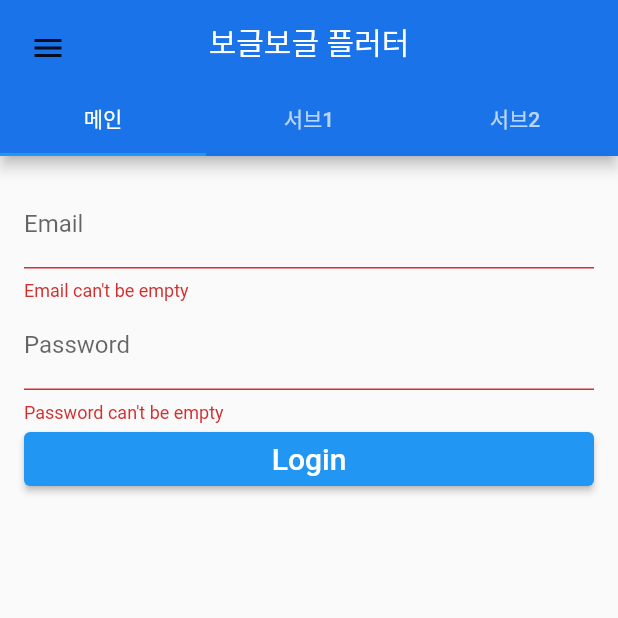
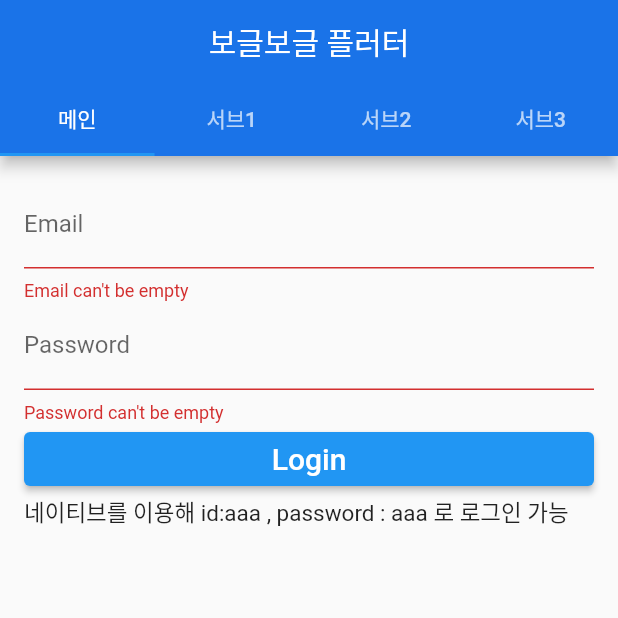
Before and after one commit to shicmts/flutter_sample_app, a Flutter app: the screen it shows after launch, after a tap on "Login", on a phone screen of 412 x 824 dp, the top half of it. Run offline on Flutter 3.47's test engine with Material 2 defaults, Android fonts, the light colour scheme and no system bars; our stand-ins replace google_fonts, webview_flutter; missing offline and left inert: candlesticks; network calls fail.

Commit message:
#9 메뉴 구조 변경
+ Drawer 삭제
+ 탭4추가
+ 로그인 조건 추가
+ 웹뷰 -> 비트코인 차트
+ manifest internet 추가

```diff
--- a/flutter_sample_app/lib/main.dart
+++ b/flutter_sample_app/lib/main.dart
@@ -1,23 +1,8 @@
-import 'dart:io';
-
-import 'package:flutter/foundation.dart';
 import 'package:flutter/material.dart';
-import 'package:flutter/services.dart';
-
 import 'view/root_page.dart';
 
-Future<void> main() async {
-  // 비동기 메서드를 위한 처리
-  // runApp 메소드의 시작 지점에서 Flutter 엔진과 위젯의 바인딩이 미리 완료되어 있게함
-  // WidgetsFlutterBinding.ensureInitialized();
-  // // 오리엔테이션 고정된 후 runApp
-  // await SystemChrome.setPreferredOrientations(<DeviceOrientation>[
-  //   DeviceOrientation.portraitUp,
-  //   DeviceOrientation.portraitDown
-  // ]).then((_) => runApp(const MyApp()));
-
+void main() {
   runApp(const MyApp());
-
 }
 
 class MyApp extends StatelessWidget {
@@ -26,29 +11,12 @@ class MyApp extends StatelessWidget {
   // This widget is the root of your application.
   @override
   Widget build(BuildContext context) {
-
-    SystemChrome.setSystemUIOverlayStyle(SystemUiOverlayStyle(
-      statusBarColor: Colors.transparent,
-      statusBarIconBrightness: Brightness.dark,
-      statusBarBrightness:
-        Platform.isAndroid && !kIsWeb ? Brightness.dark : Brightness.light,
-      systemNavigationBarColor: Colors.white,
-      systemNavigationBarDividerColor: Colors.grey,
-      systemNavigationBarIconBrightness: Brightness.dark,
-    ));
-
     return MaterialApp(
-      title: '보글보글 플러터',
-      debugShowCheckedModeBanner: false,
+      title: 'Flutter Demo',
       theme: ThemeData(
         primarySwatch: Colors.blue,
       ),
-      home: const Scaffold(
-          body: SafeArea(
-            bottom: false,
-            child: RootPage()
-          )
-      ),
+      home: RootPage(i: 1),
     );
   }
 }
--- a/flutter_sample_app/lib/view/page/drawer/drawer_list.dart
+++ /dev/null
@@ -1,19 +0,0 @@
-import 'package:flutter/cupertino.dart';
-
-enum DrawerIndex { home, player, chart, project }
-
-class DrawerList {
-  DrawerList({
-    required this.index,
-    this.icon,
-    this.isAssetsImage = false,
-    this.labelName = '',
-    this.imageName = '',
-  });
-
-  String labelName;
-  Icon? icon;
-  bool isAssetsImage;
-  String imageName;
-  DrawerIndex index;
-}
--- a/flutter_sample_app/lib/view/page/drawer/drawer_root.dart
+++ /dev/null
@@ -1,161 +0,0 @@
-import 'package:flutter/material.dart';
-import 'drawer_list.dart';
-
-import '../../../theme/app_theme.dart';
-
-class RootDrawer extends StatefulWidget {
-  const RootDrawer(
-      {required this.screenIndex,
-      required this.iconAnimationController,
-      required this.callbackIndex,
-      Key? key})
-      : super(key: key);
-
-  final AnimationController iconAnimationController;
-  final DrawerIndex screenIndex;
-  final Function(DrawerIndex) callbackIndex;
-
-  @override
-  State<StatefulWidget> createState() => _RootDrawerState();
-}
-
-class _RootDrawerState extends State<RootDrawer> {
-  late final List<DrawerList> drawerList;
-  @override
-  void initState() {
-    super.initState();
-    setDrawerListArray();
-  }
-
-  void setDrawerListArray() {
-    drawerList = <DrawerList>[
-      DrawerList(
-          index: DrawerIndex.home,
-          labelName: "홈",
-          icon: const Icon(Icons.home_filled)),
-      DrawerList(
-          index: DrawerIndex.player,
-          labelName: "플레이어",
-          icon: const Icon(Icons.people_alt_rounded)),
-      DrawerList(
-          index: DrawerIndex.chart,
-          labelName: "차트",
-          icon: const Icon(Icons.feedback_rounded)),
-      DrawerList(
-          index: DrawerIndex.project,
-          labelName: "프로젝트",
-          icon: const Icon(Icons.backup_rounded)),
-    ];
-  }
-
-  @override
-  Widget build(BuildContext context) {
-    return Container(
-      color: AppTheme.notWhite.withOpacity(0.5),
-      child: Column(
-        crossAxisAlignment: CrossAxisAlignment.stretch,
-        children: <Widget>[
-          Expanded(
-            child: ListView.builder(
-              physics: const BouncingScrollPhysics(),
-              padding: const EdgeInsets.all(0.0),
-              itemCount: drawerList.length,
-              itemBuilder: (BuildContext context, int index) {
-                return inkwell(drawerList[index]);
-              },
-            ),
-          ),
-        ],
-      ),
-    );
-  }
-
-  Widget inkwell(DrawerList listData) {
-    return Material(
-      color: Colors.transparent,
-      child: InkWell(
-        splashColor: Colors.grey.withOpacity(0.1),
-        highlightColor: Colors.transparent,
-        onTap: () {
-          navigationToScreen(listData.index);
-        },
-        child: Stack(
-          children: <Widget>[
-            Container(
-              padding: const EdgeInsets.only(top: 8.0, bottom: 8.0),
-              child: Row(
-                children: <Widget>[
-                  const SizedBox(width: 6.0, height: 46.0),
-                  const Padding(
-                    padding: EdgeInsets.all(4.0),
-                  ),
-                  if (listData.isAssetsImage)
-                    SizedBox(
-                      width: 24,
-                      height: 24,
-                      child: Image.asset(listData.imageName,
-                          color: widget.screenIndex == listData.index
-                              ? Colors.blue
-                              : AppTheme.nearlyBlack),
-                    )
-                  else
-                    Icon(listData.icon?.icon,
-                        color: widget.screenIndex == listData.index
-                            ? Colors.blue
-                            : AppTheme.nearlyBlack),
-                  const Padding(
-                    padding: EdgeInsets.all(4.0),
-                  ),
-                  Text(
-                    listData.labelName,
-                    style: TextStyle(
-                      fontWeight: FontWeight.w500,
-                      fontSize: 16,
-                      color: widget.screenIndex == listData.index
-                          ? Colors.blue
-                          : AppTheme.nearlyBlack,
-                    ),
-                    textAlign: TextAlign.left,
-                  ),
-                ],
-              ),
-            ),
-            if (widget.screenIndex == listData.index)
-              AnimatedBuilder(
-                animation: widget.iconAnimationController,
-                builder: (BuildContext context, _) {
-                  return Transform(
-                    transform: Matrix4.translationValues(
-                        (MediaQuery.of(context).size.width * 0.75 - 64) *
-                            (1.0 - widget.iconAnimationController.value - 1.0),
-                        0.0,
-                        0.0),
-                    child: Padding(
-                      padding: const EdgeInsets.only(top: 8, bottom: 8),
-                      child: Container(
-                        width: MediaQuery.of(context).size.width * 0.75 - 64,
-                        height: 46,
-                        decoration: BoxDecoration(
-                          color: Colors.blue.withOpacity(0.2),
-                          borderRadius: const BorderRadius.only(
-                            topRight: Radius.circular(28),
-                            bottomRight: Radius.circular(28),
-                          ),
-                        ),
-                      ),
-                    ),
-                  );
-                },
-              )
-            else
-              const SizedBox()
-          ],
-        ),
-      ),
-    );
-  }
-
-  Future<void> navigationToScreen(DrawerIndex indexScreen) async {
-    widget.callbackIndex(indexScreen);
-  }
-}
--- a/flutter_sample_app/lib/view/page/drawer/drawer_root_controller.dart
+++ /dev/null
@@ -1,229 +0,0 @@
-import 'package:flutter/material.dart';
-import 'package:flutter_sample_app/view/page/drawer/drawer_root.dart';
-
-import '../../../theme/app_theme.dart';
-import 'drawer_list.dart';
-
-class DrawerRootController extends StatefulWidget {
-  const DrawerRootController({
-    required this.onDrawerCall,
-    required this.screenView,
-    this.menuView,
-    this.drawerIsOpen,
-    this.animatedIconData = AnimatedIcons.arrow_menu,
-    this.drawerWidth = 250,
-    this.screenIndex = DrawerIndex.home,
-    Key? key
-  }) : super(key: key);
-
-  final double drawerWidth;
-  final Function(DrawerIndex) onDrawerCall;
-  final Widget screenView;
-  final Function(bool)? drawerIsOpen;
-  final AnimatedIconData animatedIconData;
-  final Widget? menuView;
-  final DrawerIndex screenIndex;
-
-  @override
-  State<DrawerRootController> createState() => _DrawerControllerState();
-}
-
-
-class _DrawerControllerState extends State<DrawerRootController> with TickerProviderStateMixin {
-  double scrolloffset = 0.0;
-
-  late final ScrollController scrollController;
-  late final AnimationController animationController;
-  late final AnimationController iconAnimationController;
-  @override
-  void initState() {
-    super.initState();
-    animationController = AnimationController(
-        duration: const Duration(milliseconds: 2000), vsync: this);
-    iconAnimationController =
-        AnimationController(vsync: this, duration: const Duration());
-    iconAnimationController.animateTo(1.0,
-        duration: const Duration(), curve: Curves.fastOutSlowIn);
-    scrollController =
-        ScrollController(initialScrollOffset: widget.drawerWidth);
-    scrollController.addListener(() {
-      if (scrollController.offset <= 0) {
-        if (scrolloffset != 1.0) {
-          if (mounted) {
-            setState(() {
-              scrolloffset = 1.0;
-              try {
-                final Function(bool)? function = widget.drawerIsOpen;
-                if (function != null) function(true);
-              } catch (_) {}
-            });
-          }
-        }
-        iconAnimationController.animateTo(0.0,
-            duration: const Duration(), curve: Curves.fastOutSlowIn);
-      } else if (scrollController.offset < widget.drawerWidth.floor()) {
-        iconAnimationController.animateTo(
-            (scrollController.offset * 100 / (widget.drawerWidth)) / 100,
-            duration: const Duration(),
-            curve: Curves.fastOutSlowIn);
-      } else {
-        if (scrolloffset != 0.0) {
-          if (mounted) {
-            setState(() {
-              scrolloffset = 0.0;
-              try {
-                final Function(bool)? function = widget.drawerIsOpen;
-                if (function != null) function(false);
-              } catch (_) {}
-            });
-          }
-        }
-        iconAnimationController.animateTo(1.0,
-            duration: const Duration(), curve: Curves.fastOutSlowIn);
-      }
-    });
-    WidgetsBinding.instance.addPostFrameCallback((_) => getInitState());
-  }
-
-  @override
-  void dispose() {
-    scrollController.dispose();
-    animationController.dispose();
-    iconAnimationController.dispose();
-    super.dispose();
-  }
-
-  Future<bool> getInitState() async {
-    scrollController.jumpTo(
-      widget.drawerWidth,
-    );
-    return true;
-  }
-
-  @override
-  Widget build(BuildContext context) {
-    return Container(
-      color: AppTheme.white,
-      child: SingleChildScrollView(
-        controller: scrollController,
-        scrollDirection: Axis.horizontal,
-        physics: const PageScrollPhysics(parent: ClampingScrollPhysics()),
-        child: SizedBox(
-          height: MediaQuery.of(context).size.height,
-          width: MediaQuery.of(context).size.width + widget.drawerWidth,
-          //we use with as screen width and add drawerWidth (from navigation_home_screen)
-          child: Row(
-            children: <Widget>[
-              SizedBox(
-                width: widget.drawerWidth,
-                //we divided first drawer Width with HomeDrawer and second full-screen Width with all home screen, we called screen View
-                height: MediaQuery.of(context).size.height,
-                child: AnimatedBuilder(
-                  animation: iconAnimationController,
-                  builder: (BuildContext context, _) {
-                    return Transform(
-                      //transform we use for the stable drawer  we, not need to move with scroll view
-                      transform: Matrix4.translationValues(
-                          scrollController.offset, 0.0, 0.0),
-                      child: RootDrawer(
-                        screenIndex: widget.screenIndex,
-                        iconAnimationController: iconAnimationController,
-                        callbackIndex: (DrawerIndex indexType) {
-                          onDrawerClick();
-                          try {
-                            widget.onDrawerCall(indexType);
-                          } catch (e) {
-                            debugPrint('drawer_user_controller?.dart: $e');
-                          }
-                        },
-                      ),
-                    );
-                  },
-                ),
-              ),
-              SizedBox(
-                width: MediaQuery.of(context).size.width,
-                height: MediaQuery.of(context).size.height,
-                //full-screen Width with widget.screenView
-                child: Container(
-                  decoration: BoxDecoration(
-                    color: AppTheme.white,
-                    boxShadow: <BoxShadow>[
-                      BoxShadow(
-                          color: AppTheme.grey.withOpacity(0.6),
-                          blurRadius: 24),
-                    ],
-                  ),
-                  child: Stack(
-                    children: <Widget>[
-                      //this IgnorePointer we use as touch(user Interface) widget.screen View, for example scrolloffset == 1 means drawer is close we just allow touching all widget.screen View
-                      IgnorePointer(
-                        ignoring: scrolloffset == 1 || false,
-                        child: widget.screenView,
-                      ),
-                      //alternative touch(user Interface) for widget.screen, for example, drawer is close we need to tap on a few home screen area and close the drawer
-                      if (scrolloffset == 1.0)
-                        GestureDetector(
-                          onTap: () => onDrawerClick(),
-                        ),
-
-                      // this just menu and arrow icon animation
-                      Padding(
-                        padding: EdgeInsets.only(
-                            top: MediaQuery.of(context).padding.top + 8,
-                            left: 8),
-                        child: SizedBox(
-                          width: AppBar().preferredSize.height - 8,
-                          height: AppBar().preferredSize.height - 8,
-                          child: Material(
-                            color: Colors.transparent,
-                            child: InkWell(
-                              borderRadius: BorderRadius.circular(
-                                  AppBar().preferredSize.height),
-                              onTap: () {
-                                FocusScope.of(context)
-                                    .requestFocus(FocusNode());
-                                onDrawerClick();
-                              },
-                              child: Center(
-                                // if you use your own menu view UI you add form initialization
-                                child: widget.menuView ??
-                                    AnimatedIcon(
-                                        icon: widget.animatedIconData,
-                                        progress: iconAnimationController),
-                              ),
-                            ),
-                          ),
-                        ),
-                      ),
-                    ],
-                  ),
-                ),
-              ),
-            ],
-          ),
-        ),
-      ),
-    );
-  }
-
-  void onDrawerClick() {
-    //if scrollcontroller?.offset != 0.0 then we set to closed the drawer(with animation to offset zero position) if is not 1 then open the drawer
-    if (scrollController.offset != 0.0) {
-      scrollController.animateTo(
-        0.0,
-        duration: const Duration(milliseconds: 400),
-        curve: Curves.fastOutSlowIn,
-      );
-    } else {
-      scrollController.animateTo(
-        widget.drawerWidth,
-        duration: const Duration(milliseconds: 400),
-        curve: Curves.fastOutSlowIn,
-      );
-    }
-  }
-
-
-
-}
--- a/flutter_sample_app/lib/view/page/home/home_page_main.dart
+++ b/flutter_sample_app/lib/view/page/home/home_page_main.dart
@@ -3,6 +3,7 @@ import 'package:flutter_sample_app/theme/app_theme.dart';
 import 'home_tab_main.dart';
 import 'home_tab_sub1.dart';
 import 'home_tab_sub2.dart';
+import 'home_tab_sub3.dart';
 
 class HomePageMain extends StatefulWidget {
   const HomePageMain({Key? key}) : super(key: key);
@@ -11,34 +12,34 @@ class HomePageMain extends StatefulWidget {
   State<StatefulWidget> createState() => _HomePageMainState();
 }
 
-class _HomePageMainState extends State<HomePageMain> with SingleTickerProviderStateMixin {
+class _HomePageMainState extends State<HomePageMain>
+    with SingleTickerProviderStateMixin {
   static const List<Tab> _tabs = [
     Tab(text: "메인"),
     Tab(text: "서브1"),
     Tab(text: "서브2"),
+    Tab(text: "서브3"),
   ];
 
   static final List<Widget> _views = [
     HomeTabMain(),
     HomeTabSub1(), //statefulwidget으로 const 제거
     HomeTabSub2(),
+    HomeTabSub3(),
   ];
 
   @override
   Widget build(BuildContext context) {
     return DefaultTabController(
-      length: 3,
+      length: 4,
       child: Scaffold(
         appBar: AppBar(
             centerTitle: true,
             backgroundColor: AppTheme.mainBlue,
             title: const Text("보글보글 플러터"),
-            bottom: const TabBar(tabs: _tabs)
-        ),
+            bottom: const TabBar(tabs: _tabs)),
         body: TabBarView(children: _views),
       ),
     );
   }
-
-
 }
--- a/flutter_sample_app/lib/view/page/home/home_tab_sub1.dart
+++ b/flutter_sample_app/lib/view/page/home/home_tab_sub1.dart
@@ -1,7 +1,7 @@
 import 'package:flutter/material.dart';
+import 'package:flutter_sample_app/view/page/home/chart/candle_chart_main.dart';
 import 'dart:io';
 import 'package:webview_flutter/webview_flutter.dart';
-import 'src/web_view_stack.dart';
 
 /// 여긴 뭐할까
 /// 웹뷰 !! 웹뷰 커스텀도 가능할까? 일단은
@@ -19,8 +19,8 @@ class HomeTabSub1State extends State<HomeTabSub1> {
 
   @override
   Widget build(BuildContext context) {
-    return const Scaffold(
-      body: WebViewStack(),
+    return Scaffold(
+      body: CandleChart(),
     );
   }
 }
--- a/flutter_sample_app/lib/view/page/home/src/login_page.dart
+++ b/flutter_sample_app/lib/view/page/home/src/login_page.dart
@@ -22,9 +22,10 @@ class _LoginPageState extends State<LoginPage> {
       print('Form is valid Email: $_email, password: $_password');
 
       String result = 'null';
-      try {String email = _email;
-      String password = _password;
-        result = await platform.invokeMethod("getUserList", <String, String> {
+      try {
+        String email = _email;
+        String password = _password;
+        result = await platform.invokeMethod("getUserList", <String, String>{
           "email": email,
           "password": password
         }); //, {"email": email, "password": password}
@@ -42,6 +43,32 @@ class _LoginPageState extends State<LoginPage> {
                         Text(
                             "정상적으로 로그인 되었습니다. email:${email}, password:${password}")
                       ],
+                    ),
+                  ),
+                  actions: <Widget>[
+                    TextButton(
+                        onPressed: () {
+                          Navigator.of(context).pop();
+                        },
+                        child: const Text('ok')),
+                    TextButton(
+                        onPressed: () {
+                          Navigator.of(context).pop();
+                        },
+                        child: const Text('cancel')),
+                  ],
+                );
+              });
+        } else if (result == "200") {
+          showDialog(
+              context: context,
+              barrierDismissible: false,
+              builder: (BuildContext context) {
+                return AlertDialog(
+                  title: const Text('로그인'),
+                  content: SingleChildScrollView(
+                    child: ListBody(
+                      children: <Widget>[Text("아이디 비밀번호가 틀립니다.")],
                     ),
                   ),
                   actions: <Widget>[
@@ -95,8 +122,15 @@ class _LoginPageState extends State<LoginPage> {
               ),
               ElevatedButton(
                 onPressed: _saveAndGetUserList,
-                child: const Text('Login', style: TextStyle(fontSize: 20.0),),
+                child: const Text(
+                  'Login',
+                  style: TextStyle(fontSize: 20.0),
+                ),
               ),
+              Text(
+                "네이티브를 이용해 id:aaa , password : aaa 로 로그인 가능",
+                style: TextStyle(fontSize: 15),
+              )
             ],
           ),
         ),
--- a/flutter_sample_app/lib/view/page/players/player_main.dart
+++ b/flutter_sample_app/lib/view/page/players/player_main.dart
@@ -1,16 +1,15 @@
 import 'package:flutter/material.dart';
 import 'package:flutter_sample_app/repository/player_repository.dart';
-import 'package:flutter_sample_app/view/page/players/player_item_tile.dart';
+import 'player_item_tile.dart';
 
-import '../../../model/player.dart';
-import '../../../theme/app_theme.dart';
+import '../../../../../model/player.dart';
+import '../../../../theme/app_theme.dart';
 
 class PlayerMain extends StatefulWidget {
   const PlayerMain({Key? key}) : super(key: key);
 
   @override
   State<StatefulWidget> createState() => _PlayerMainState();
-
 }
 
 class _PlayerMainState extends State<PlayerMain> {
@@ -19,21 +18,14 @@ class _PlayerMainState extends State<PlayerMain> {
   @override
   Widget build(BuildContext context) {
     return Scaffold(
-      appBar: AppBar(
-          centerTitle: true,
-          backgroundColor: AppTheme.mainBlue,
-          title: const Text("보글보글 플러터")
-      ),
         body: Container(
       height: MediaQuery.of(context).size.height,
       child: ListView.builder(
           // scrollDirection: Axis.horizontal,
           itemCount: players.length,
-            itemBuilder: (context, index){
+          itemBuilder: (context, index) {
             return PlayerItemTile(player: players[index]);
           }),
-      )
-    );
+    ));
   }
-
 }
--- a/flutter_sample_app/lib/view/root_page.dart
+++ b/flutter_sample_app/lib/view/root_page.dart
@@ -1,63 +1,28 @@
 import 'package:flutter/material.dart';
-import 'package:flutter_sample_app/view/page/players/player_main.dart';
-import 'package:flutter_sample_app/view/page/project/project_main.dart';
-import 'page/drawer/drawer_root_controller.dart';
-import 'page/chart/candle_chart_main.dart';
-import 'page/home/home_page_main.dart';
-
-import 'page/drawer/drawer_list.dart';
+import 'package:flutter_sample_app/view/page/home/home_page_main.dart';
 
 /// 여기는 알파처럼 탭뷰, 바텀네비게이션, 사이드메뉴 등등의 기본 포맷 구현
-class RootPage extends StatefulWidget {
-  const RootPage({Key? key}) : super(key: key);
+class RootPage extends StatelessWidget {
+  RootPage({Key? key, required this.i}) : super(key: key);
 
-  @override
-  State<StatefulWidget> createState() => _RootPageState();
-}
-
-class _RootPageState extends State<RootPage> {
-  Widget screenView = const HomePageMain();
-  DrawerIndex drawerIndex = DrawerIndex.home;
+  final int i;
+  final pages = [
+    const HomePageMain(),
+  ];
 
   @override
   Widget build(BuildContext context) {
-    return DrawerRootController(
-        screenIndex: drawerIndex,
-        drawerWidth: MediaQuery.of(context).size.width * 0.75,
-        onDrawerCall: (DrawerIndex drawerIndexdata) {
-          changeIndex(drawerIndexdata);
-        },
-        screenView: screenView);
-  }
-
-  void changeIndex(DrawerIndex drawerIndexdata) {
-    if (drawerIndex != drawerIndexdata) {
-      drawerIndex = drawerIndexdata;
-      if (drawerIndex == DrawerIndex.home) {
-        if (mounted) {
-          setState(() {
-            screenView = const HomePageMain();
-          });
-        }
-      } else if (drawerIndex == DrawerIndex.player) {
-        if (mounted) {
-          setState(() {
-            screenView = const PlayerMain();
-          });
-        }
-      } else if (drawerIndex == DrawerIndex.chart) {
-        if (mounted) {
-          setState(() {
-            screenView = CandleChart();
-          });
-        }
-      } else if (drawerIndex == DrawerIndex.project) {
-        if (mounted) {
-          setState(() {
-            screenView = const ProjectMain();
-          });
-        }
-      }
-    }
+    return Scaffold(
+        bottomNavigationBar: NavigationBarTheme(
+            data: NavigationBarThemeData(
+              indicatorColor: Colors.transparent,
+              labelTextStyle: MaterialStateProperty.all(
+                const TextStyle(
+                    fontSize: 18,
+                    fontWeight: FontWeight.w900,
+                    color: Colors.white),
+              ),
+            ),
+            child: const HomePageMain()));
   }
 }
```
Also changed, not shown: flutter_sample_app/lib/view/page/home/home_tab_sub3.dart (added, +20 -0 lines), flutter_sample_app/lib/view/page/home/src/web_view_stack.dart (deleted, +0 -52 lines), flutter_sample_app/lib/view/page/players/player_item_tile.dart (+5 -9 lines), flutter_sample_app/lib/view/page/project/project_main.dart (deleted, +0 -44 lines), flutter_sample_app/lib/view/page/home/chart/candle_chart_main.dart (renamed from flutter_sample_app/lib/view/page/chart/candle_chart_main.dart), 2 other files. Lines whose indentation alone changed are shown as unchanged.
